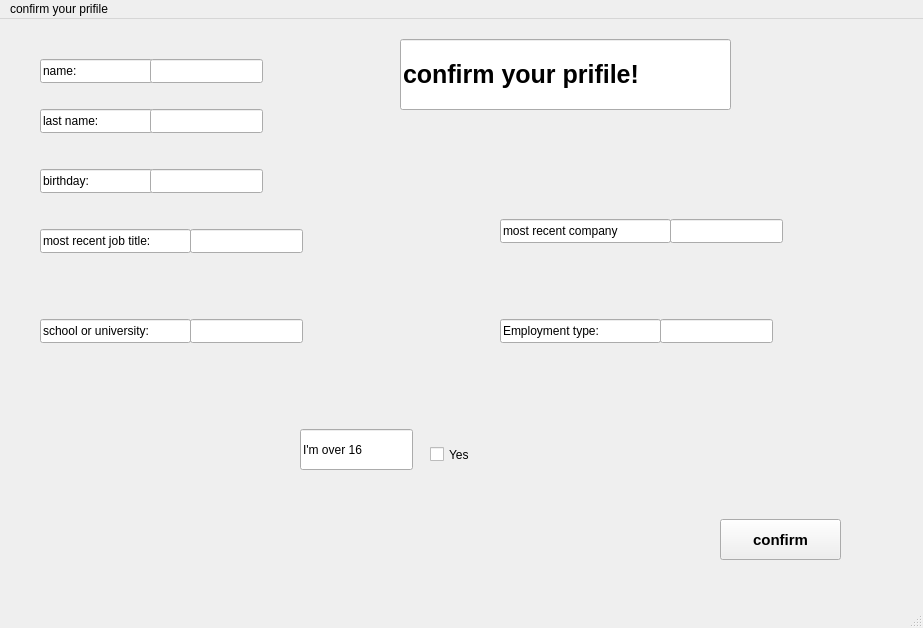
The window that confirmprofile.ui (white-vessel/eyd-project) describes before a commit, drawn with Qt 5.
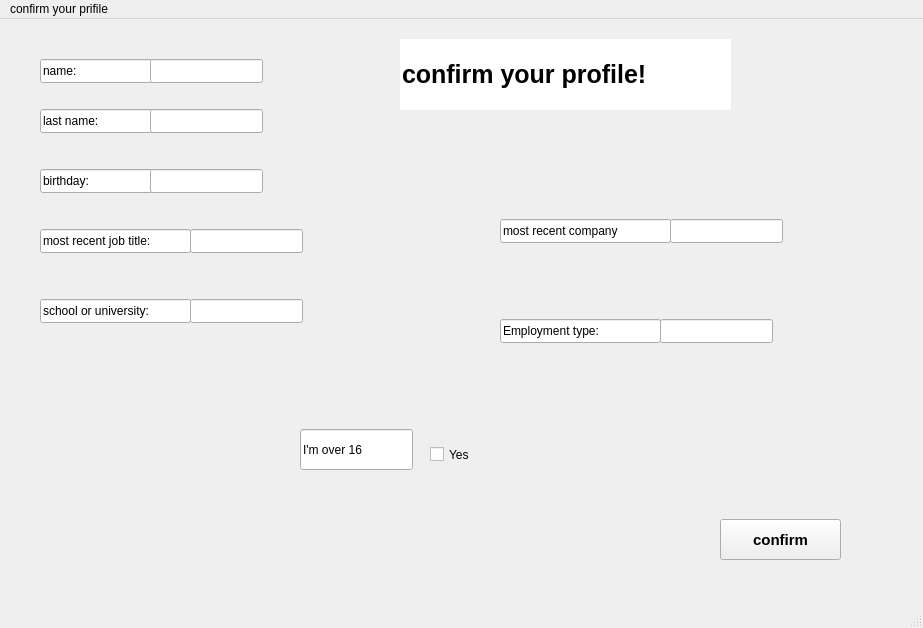
The same window after the commit. Icons and pictures are not drawn.

Diff of the .ui file:
```diff
--- a/confirmprofile.ui
+++ b/confirmprofile.ui
@@ -118,7 +118,7 @@
     <property name="geometry">
      <rect>
       <x>40</x>
-      <y>300</y>
+      <y>280</y>
       <width>151</width>
       <height>24</height>
      </rect>
@@ -196,10 +196,10 @@
      </font>
     </property>
     <property name="text">
-     <string>confirm your prifile!</string>
+     <string>confirm your profile!</string>
     </property>
     <property name="frame">
-     <bool>true</bool>
+     <bool>false</bool>
     </property>
     <property name="readOnly">
      <bool>true</bool>
@@ -249,7 +249,7 @@
     <property name="geometry">
      <rect>
       <x>190</x>
-      <y>300</y>
+      <y>280</y>
       <width>113</width>
       <height>24</height>
      </rect>
```
